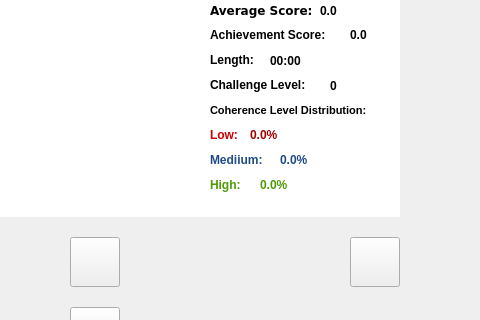
Above: mainwindow.ui from Cherrybomb33/HeartWave before the change; both pictures show x 210 to 690 and y 153 to 473 of the 864 by 684 pixel window. Below: the same form after it.
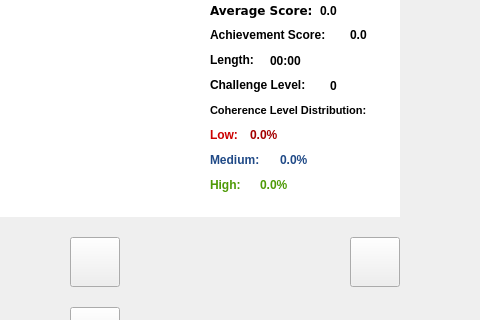
That is the form after the change. Icons and pictures are not drawn. Custom widgets are drawn as their Qt base class.

Commit message: fixed medium incorrect spelling in ui

```diff
--- a/mainwindow.ui
+++ b/mainwindow.ui
@@ -662,7 +662,7 @@
        </font>
       </property>
       <property name="text">
-       <string>&lt;html&gt;&lt;head/&gt;&lt;body&gt;&lt;p&gt;&lt;span style=&quot; color:#204a87;&quot;&gt;Mediium:&lt;/span&gt;&lt;/p&gt;&lt;/body&gt;&lt;/html&gt;</string>
+       <string>&lt;html&gt;&lt;head/&gt;&lt;body&gt;&lt;p&gt;&lt;span style=&quot; color:#204a87;&quot;&gt;Medium:&lt;/span&gt;&lt;/p&gt;&lt;/body&gt;&lt;/html&gt;</string>
       </property>
      </widget>
      <widget class="QLabel" name="high">
```
